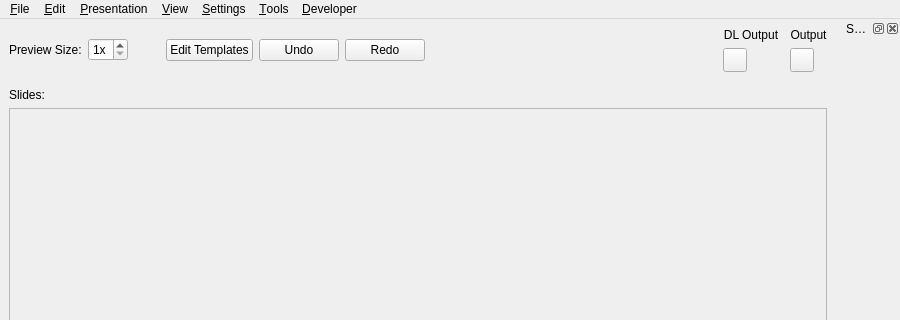
The window that windows/main_window.ui (Strodow/Plucky) describes before a commit, drawn with Qt 5; both pictures show x 0 to 900 and y 0 to 320 of the 900 by 700 pixel window.
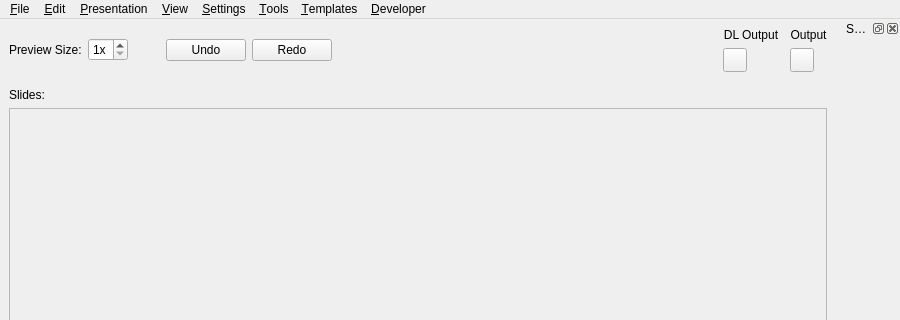
The same window after the commit.

The edit to the form file:
```diff
--- a/windows/main_window.ui
+++ b/windows/main_window.ui
@@ -97,16 +97,6 @@
             </property>
            </widget>
           </item>
-          <item>
-           <widget class="QPushButton" name="edit_template_button">
-            <property name="toolTip">
-             <string>Open the template editor.</string>
-            </property>
-            <property name="text">
-             <string>Edit Templates</string>
-            </property>
-           </widget>
-          </item>
           <item>
            <widget class="QPushButton" name="undo_button">
             <property name="text">
@@ -338,6 +328,13 @@
     </property>
     <addaction name="actionResource_Manager"/>
    </widget>
+   <widget class="QMenu" name="menu_Templates">
+    <property name="title">
+     <string>&amp;Templates</string>
+    </property>
+    <addaction name="actionEdit_Templates"/>
+    <addaction name="actionTemplate_Pairing"/>
+   </widget>
    <widget class="QMenu" name="menu_Developer">
     <property name="title">
      <string>&amp;Developer</string>
@@ -355,6 +352,7 @@
    <addaction name="menu_View"/>
    <addaction name="menu_Settings"/>
    <addaction name="menu_Tools"/>
+   <addaction name="menu_Templates"/>
    <addaction name="menu_Developer"/>
   </widget>
   <widget class="QStatusBar" name="statusbar"/>
```
Left out of the diff: 11 changed lines with no effect on the pictures.
